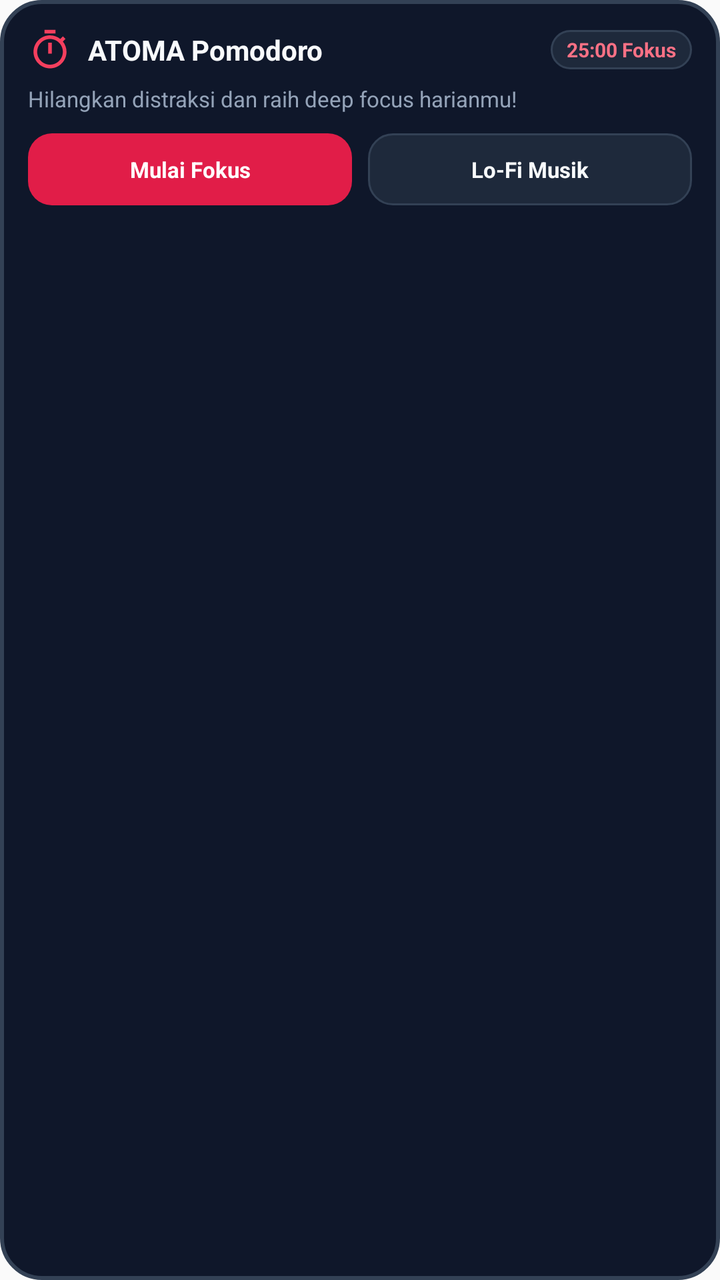
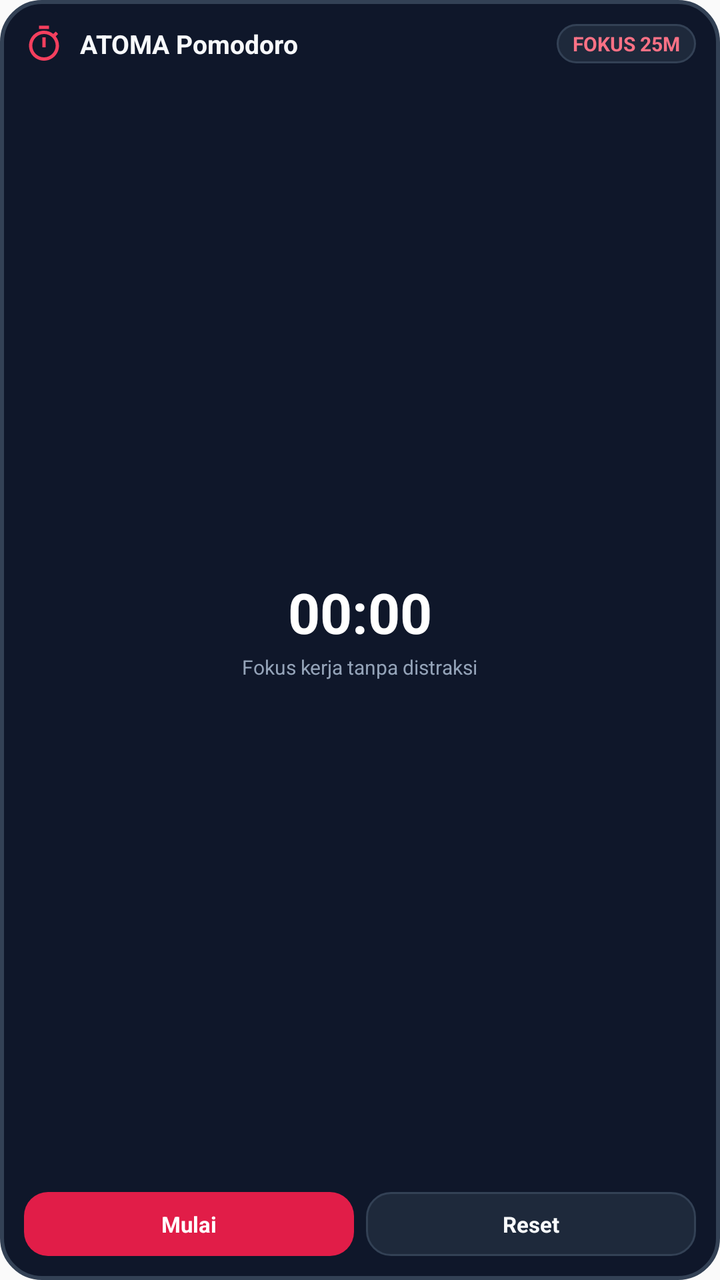

An Android layout rendered at two revisions. The XML below is the earlier revision; the diff shows what the commit changed to produce the second picture.
<!-- AndroidManifest.xml: application theme AppTheme -->
<!-- res/layout/widget_pomodoro.xml -->
<?xml version="1.0" encoding="utf-8"?>
<LinearLayout xmlns:android="http://schemas.android.com/apk/res/android"
    android:id="@+id/widget_pomodoro_root"
    android:layout_width="match_parent"
    android:layout_height="match_parent"
    android:background="@drawable/widget_bg_card"
    android:orientation="vertical"
    android:padding="14dp">

    
    <LinearLayout
        android:layout_width="match_parent"
        android:layout_height="wrap_content"
        android:gravity="center_vertical"
        android:orientation="horizontal">

        <ImageView
            android:layout_width="22dp"
            android:layout_height="22dp"
            android:contentDescription="@string/app_name"
            android:src="@drawable/ic_widget_timer" />

        <TextView
            android:layout_width="0dp"
            android:layout_height="wrap_content"
            android:layout_marginStart="8dp"
            android:layout_weight="1"
            android:text="ATOMA Pomodoro"
            android:textColor="@color/widget_text_primary"
            android:textSize="14sp"
            android:textStyle="bold" />

        <TextView
            android:layout_width="wrap_content"
            android:layout_height="wrap_content"
            android:background="@drawable/widget_btn_surface"
            android:paddingStart="8dp"
            android:paddingTop="3dp"
            android:paddingEnd="8dp"
            android:paddingBottom="3dp"
            android:text="@string/widget_pomodoro_status"
            android:textColor="#FB7185"
            android:textSize="10sp"
            android:textStyle="bold" />
    </LinearLayout>

    
    <TextView
        android:layout_width="match_parent"
        android:layout_height="wrap_content"
        android:layout_marginTop="6dp"
        android:ellipsize="end"
        android:maxLines="1"
        android:text="@string/widget_pomodoro_sub"
        android:textColor="@color/widget_text_secondary"
        android:textSize="11sp" />

    
    <LinearLayout
        android:layout_width="match_parent"
        android:layout_height="wrap_content"
        android:layout_marginTop="10dp"
        android:gravity="center_vertical"
        android:orientation="horizontal">

        
        <TextView
            android:id="@+id/btn_start_pomodoro"
            android:layout_width="0dp"
            android:layout_height="36dp"
            android:layout_weight="1"
            android:layout_marginEnd="8dp"
            android:background="@drawable/widget_btn_rose"
            android:gravity="center"
            android:text="@string/widget_btn_start_pomodoro"
            android:textColor="#FFFFFF"
            android:textSize="11sp"
            android:textStyle="bold" />

        
        <TextView
            android:id="@+id/btn_open_pomodoro"
            android:layout_width="0dp"
            android:layout_height="36dp"
            android:layout_weight="1"
            android:background="@drawable/widget_btn_surface"
            android:gravity="center"
            android:text="@string/widget_btn_open_music"
            android:textColor="@color/widget_text_primary"
            android:textSize="11sp"
            android:textStyle="bold" />
    </LinearLayout>
</LinearLayout>
<!-- resources referenced by this layout -->
<resources>
  <color name="widget_text_primary">#F8FAFC</color>
  <color name="widget_text_secondary">#94A3B8</color>
  <!-- drawable ic_widget_timer (drawable) -->
  <vector xmlns:android="http://schemas.android.com/apk/res/android"
      android:width="24dp"
      android:height="24dp"
      android:viewportWidth="24"
      android:viewportHeight="24">
      <path
          android:fillColor="#F43F5E"
          android:pathData="M15,1H9v2h6V1zm-4,13h2V8h-2v6zm8.03,-6.61l1.42,-1.42c-.43-.51-.9-.99-1.41,-1.41l-1.42,1.42C16.07,4.74 14.12,4 12,4c-4.97,0 -9,4.03 -9,9s4.02,9 9,9 9,-4.03 9,-9c0-2.12-.74-4.07-1.97-5.61zM12,20c-3.87,0 -7,-3.13 -7,-7s3.13,-7 7,-7 7,3.13 7,7 -3.13,7 -7,7z"/>
  </vector>
  <!-- drawable widget_bg_card (drawable) -->
  <?xml version="1.0" encoding="utf-8"?>
  <shape xmlns:android="http://schemas.android.com/apk/res/android"
      android:shape="rectangle">
      <solid android:color="@color/widget_dark_bg" />
      <stroke
          android:width="2dp"
          android:color="@color/widget_card_border" />
      <corners android:radius="20dp" />
  </shape>
  <!-- drawable widget_btn_rose (drawable) -->
  <?xml version="1.0" encoding="utf-8"?>
  <shape xmlns:android="http://schemas.android.com/apk/res/android"
      android:shape="rectangle">
      <solid android:color="@color/widget_rose" />
      <corners android:radius="12dp" />
  </shape>
  <!-- drawable widget_btn_surface (drawable) -->
  <?xml version="1.0" encoding="utf-8"?>
  <shape xmlns:android="http://schemas.android.com/apk/res/android"
      android:shape="rectangle">
      <solid android:color="@color/widget_card_surface" />
      <stroke
          android:width="1dp"
          android:color="@color/widget_card_border" />
      <corners android:radius="12dp" />
  </shape>
  <string name="app_name">ATOMA</string>
  <string name="widget_btn_open_music">Lo-Fi Musik</string>
  <string name="widget_btn_start_pomodoro">Mulai Fokus</string>
  <string name="widget_pomodoro_status">25:00 Fokus</string>
  <string name="widget_pomodoro_sub">Hilangkan distraksi dan raih deep focus harianmu!</string>
  <style name="AppTheme" parent="Theme.AppCompat.Light.DarkActionBar">
          
          <item name="colorPrimary">@color/colorPrimary</item>
          <item name="colorPrimaryDark">@color/colorPrimaryDark</item>
          <item name="colorAccent">@color/colorAccent</item>
      </style>
  <color name="widget_dark_bg">#0F172A</color>
  <color name="widget_card_border">#334155</color>
  <color name="widget_rose">#E11D48</color>
  <color name="widget_card_surface">#1E293B</color>
  <color name="colorPrimary">#4F46E5</color>
  <color name="colorPrimaryDark">#3730A3</color>
  <color name="colorAccent">#06B6D4</color>
</resources>

<!-- the commit's change to res/layout/widget_pomodoro.xml (unified diff, before → after) -->
@@ -5,7 +5,7 @@
     android:layout_height="match_parent"
     android:background="@drawable/widget_bg_card"
     android:orientation="vertical"
-    android:padding="14dp">
+    android:padding="12dp">
 
     
     <LinearLayout
@@ -15,8 +15,8 @@
         android:orientation="horizontal">
 
         <ImageView
-            android:layout_width="22dp"
-            android:layout_height="22dp"
+            android:layout_width="20dp"
+            android:layout_height="20dp"
             android:contentDescription="@string/app_name"
             android:src="@drawable/ic_widget_timer" />
 
@@ -27,10 +27,11 @@
             android:layout_weight="1"
             android:text="ATOMA Pomodoro"
             android:textColor="@color/widget_text_primary"
-            android:textSize="14sp"
+            android:textSize="13sp"
             android:textStyle="bold" />
 
         <TextView
+            android:id="@+id/widget_pomodoro_status"
             android:layout_width="wrap_content"
             android:layout_height="wrap_content"
             android:background="@drawable/widget_btn_surface"
@@ -38,54 +39,71 @@
             android:paddingTop="3dp"
             android:paddingEnd="8dp"
             android:paddingBottom="3dp"
-            android:text="@string/widget_pomodoro_status"
+            android:text="FOKUS 25M"
             android:textColor="#FB7185"
             android:textSize="10sp"
             android:textStyle="bold" />
     </LinearLayout>
 
     
-    <TextView
+    <LinearLayout
         android:layout_width="match_parent"
-        android:layout_height="wrap_content"
-        android:layout_marginTop="6dp"
-        android:ellipsize="end"
-        android:maxLines="1"
-        android:text="@string/widget_pomodoro_sub"
-        android:textColor="@color/widget_text_secondary"
-        android:textSize="11sp" />
+        android:layout_height="0dp"
+        android:layout_weight="1"
+        android:gravity="center"
+        android:orientation="vertical">
+
+        <Chronometer
+            android:id="@+id/widget_pomodoro_chronometer"
+            android:layout_width="wrap_content"
+            android:layout_height="wrap_content"
+            android:countDown="true"
+            android:textColor="#FFFFFF"
+            android:textSize="28sp"
+            android:textStyle="bold" />
+
+        <TextView
+            android:id="@+id/widget_pomodoro_sub"
+            android:layout_width="wrap_content"
+            android:layout_height="wrap_content"
+            android:layout_marginTop="2dp"
+            android:ellipsize="end"
+            android:maxLines="1"
+            android:text="Fokus kerja tanpa distraksi"
+            android:textColor="@color/widget_text_secondary"
+            android:textSize="10sp" />
+    </LinearLayout>
 
     
     <LinearLayout
         android:layout_width="match_parent"
         android:layout_height="wrap_content"
-        android:layout_marginTop="10dp"
         android:gravity="center_vertical"
         android:orientation="horizontal">
 
         
         <TextView
-            android:id="@+id/btn_start_pomodoro"
+            android:id="@+id/btn_pomodoro_toggle"
             android:layout_width="0dp"
-            android:layout_height="36dp"
+            android:layout_height="32dp"
             android:layout_weight="1"
-            android:layout_marginEnd="8dp"
+            android:layout_marginEnd="6dp"
             android:background="@drawable/widget_btn_rose"
             android:gravity="center"
-            android:text="@string/widget_btn_start_pomodoro"
+            android:text="Mulai"
             android:textColor="#FFFFFF"
             android:textSize="11sp"
             android:textStyle="bold" />
 
         
         <TextView
-            android:id="@+id/btn_open_pomodoro"
+            android:id="@+id/btn_pomodoro_reset"
             android:layout_width="0dp"
-            android:layout_height="36dp"
+            android:layout_height="32dp"
             android:layout_weight="1"
             android:background="@drawable/widget_btn_surface"
             android:gravity="center"
-            android:text="@string/widget_btn_open_music"
+            android:text="Reset"
             android:textColor="@color/widget_text_primary"
             android:textSize="11sp"
             android:textStyle="bold" />
<!-- resource entries referenced after the edit -->
@@ -40,10 +40,6 @@
       <corners android:radius="12dp" />
   </shape>
   <string name="app_name">ATOMA</string>
-  <string name="widget_btn_open_music">Lo-Fi Musik</string>
-  <string name="widget_btn_start_pomodoro">Mulai Fokus</string>
-  <string name="widget_pomodoro_status">25:00 Fokus</string>
-  <string name="widget_pomodoro_sub">Hilangkan distraksi dan raih deep focus harianmu!</string>
   <style name="AppTheme" parent="Theme.AppCompat.Light.DarkActionBar">
           
           <item name="colorPrimary">@color/colorPrimary</item>
